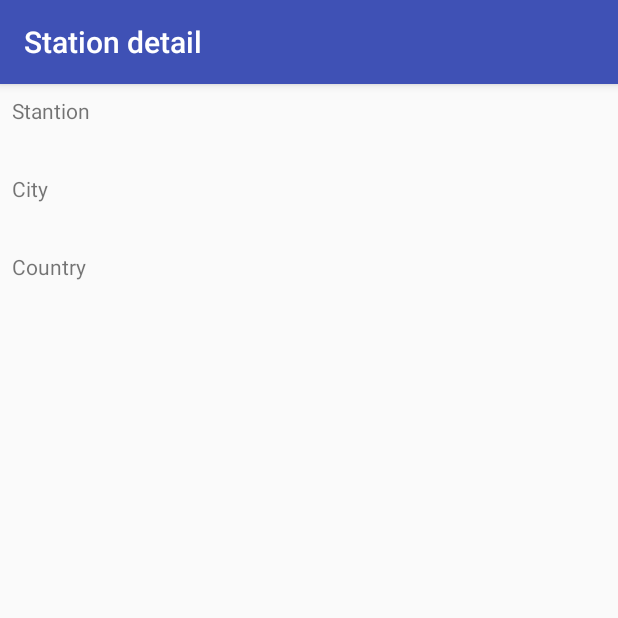
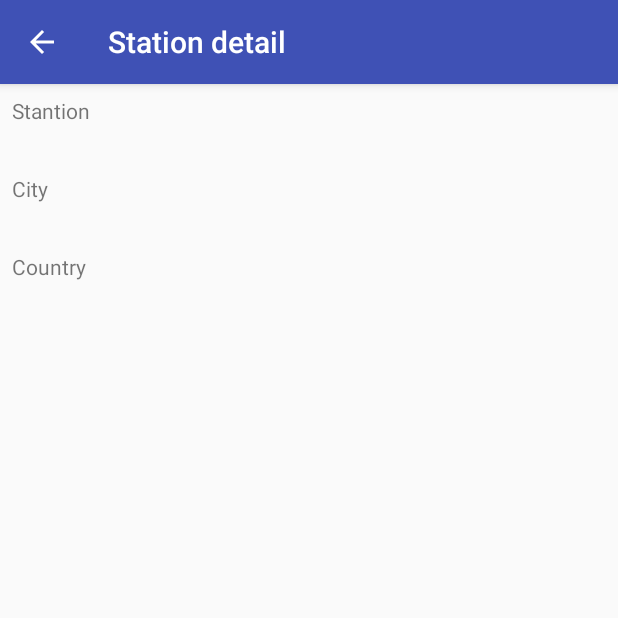
Before and after one commit to sergeykamyshov/HomeTasks, an Android app: the StationDetailActivity screen opened directly, with no data from a screen before it, on a phone screen of 412 x 824 dp, the top half of it. Run offline under Robolectric (Android 15) with nearby library versions, the phone set to English and light mode, and no system bars.

Commit message:
Добавил кнопки "Назад" на Toolbar для 1-го и 2-го уровня вложенности

```diff
--- a/Schedule/app/src/main/java/ru/sergeykamyshov/schedule/BaseActivity.java
+++ b/Schedule/app/src/main/java/ru/sergeykamyshov/schedule/BaseActivity.java
@@ -19,4 +19,17 @@ public class BaseActivity extends AppCompatActivity {
             actionBar.setTitle(title);
         }
     }
+
+    public void enableToolbarBackButton() {
+        if (getSupportActionBar() != null) {
+            getSupportActionBar().setDisplayHomeAsUpEnabled(true);
+            getSupportActionBar().setDisplayShowHomeEnabled(true);
+        }
+    }
+
+    @Override
+    public boolean onSupportNavigateUp() {
+        onBackPressed();
+        return true;
+    }
 }
--- a/Schedule/app/src/main/java/ru/sergeykamyshov/schedule/StationDetailActivity.java
+++ b/Schedule/app/src/main/java/ru/sergeykamyshov/schedule/StationDetailActivity.java
@@ -14,6 +14,7 @@ public class StationDetailActivity extends BaseActivity {
         setContentView(R.layout.activity_station_detail);
 
         setActionBarTitle(getString(R.string.action_bar_title_station_detail));
+        enableToolbarBackButton();
 
         Intent intent = getIntent();
 
--- a/Schedule/app/src/main/java/ru/sergeykamyshov/schedule/StationListActivity.java
+++ b/Schedule/app/src/main/java/ru/sergeykamyshov/schedule/StationListActivity.java
@@ -31,10 +31,10 @@ public class StationListActivity extends BaseActivity {
         super.onCreate(savedInstanceState);
         setContentView(R.layout.activity_station_list);
 
-        // Подготавливаем Toolbar необоходим для размещения на нем поиска
         Toolbar toolbar = (Toolbar) findViewById(R.id.toolbar);
         setSupportActionBar(toolbar);
         getSupportActionBar().setTitle(getString(R.string.action_bar_title_stations));
+        enableToolbarBackButton();
 
         // Подготавливаем RecyclerView
         RecyclerView recyclerView = (RecyclerView) findViewById(R.id.stations_recycler_view);
@@ -53,7 +53,6 @@ public class StationListActivity extends BaseActivity {
 
         MenuItem search = menu.findItem(R.id.action_search);
         SearchView searchView = (SearchView) search.getActionView();
-
         searchView.setOnQueryTextListener(new SearchView.OnQueryTextListener() {
             @Override
             public boolean onQueryTextSubmit(String query) {
@@ -71,6 +70,9 @@ public class StationListActivity extends BaseActivity {
         return true;
     }
 
+    /**
+     * Класс запускает загрузку данных в фоновом потоке. После выполнения обновляет данные адаптера
+     */
     private class StationAsyncTask extends AsyncTask<String, Void, List<City>> {
 
         @Override
```
